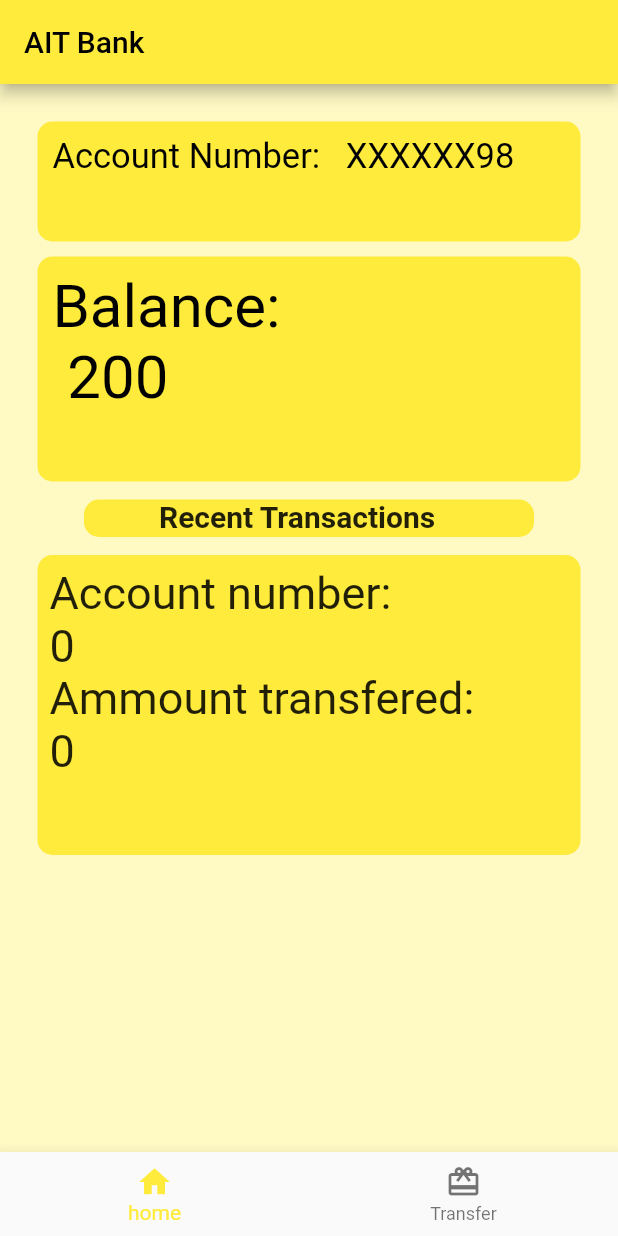
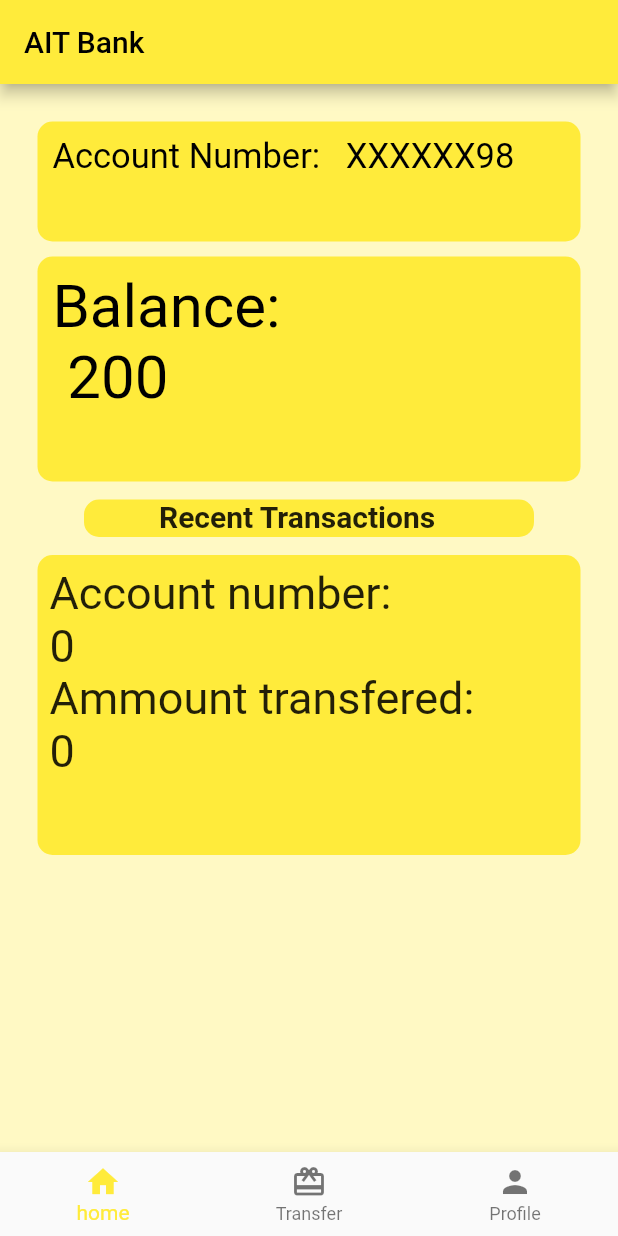
Before and after one commit to AnneRoki/OOPFfutter, a Flutter app: the screen it shows after launch, on a phone screen of 412 x 824 dp. Run offline on Flutter 3.47's test engine with Material 2 defaults, Android fonts, the phone set to English and light mode, and no system bars.

Commit message:
Update nav.dart

```diff
--- a/lib/nav.dart
+++ b/lib/nav.dart
@@ -1,6 +1,7 @@
 import 'package:flutter/material.dart';
 import 'package:flutterexam/dashboard.dart';
 import 'package:flutterexam/moneyTransfer.dart';
+import 'package:flutterexam/profpage.dart';
 
 class navigation extends StatefulWidget {
   const navigation({Key? key}) : super(key: key);
@@ -13,10 +14,7 @@ class _navigationState extends State<navigation> {
   //page selector
   int _pageIndex = 0;
   //page navigation
-  List<Widget> _options = <Widget>[
-    Dashboard(),
-    MoneyTransfer(),
-  ];
+  List<Widget> _options = <Widget>[Dashboard(), MoneyTransfer(), ProfilePage()];
   //navigtion tap function
   void _ontap(int index) {
     setState(() {
@@ -38,6 +36,7 @@ class _navigationState extends State<navigation> {
           ),
           BottomNavigationBarItem(
               icon: Icon(Icons.wallet_giftcard_outlined), label: 'Transfer'),
+          BottomNavigationBarItem(icon: Icon(Icons.person), label: 'Profile'),
         ],
         currentIndex: _pageIndex,
         onTap: _ontap,
```
